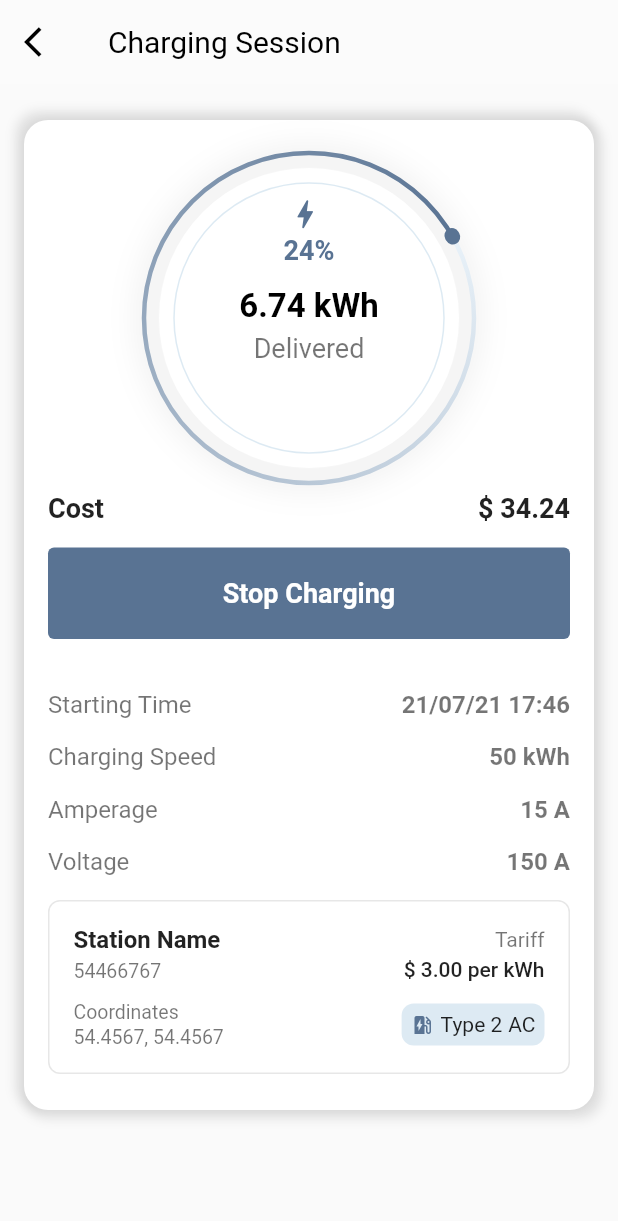
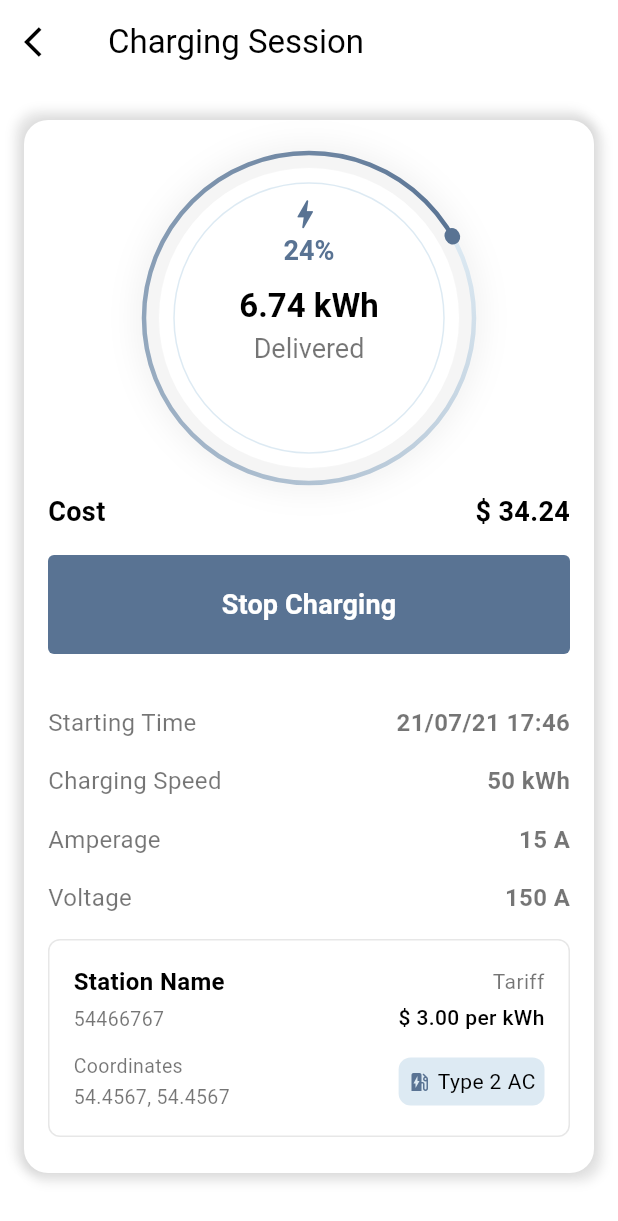
Before and after one commit to extrawest/evc_google_maps_demo, a Flutter app: the screen it shows after launch, after a tap on the "star" icon, after a tap on the "electric bolt" icon, on a phone screen of 412 x 824 dp. Shown: the top 1221 px of the screen. Run offline on Flutter 3.47's test engine with Material 2 defaults, Android fonts, the phone set to English and light mode, and no system bars; our stand-ins replace connectivity_plus, dio, equatable, firebase_auth, firebase_core, flutter_bloc and 5 more; missing offline and left inert: google_maps_cluster_manager; accounts and stored records are empty; generated files the repository leaves out were written again; network calls fail.

Commit message:
resolving pr comments 2

```diff
--- /dev/null
+++ b/lib/common/theme.dart
@@ -0,0 +1,46 @@
+import 'package:flutter/material.dart';
+
+const Color greyBlue = Color(0xff597393);
+const Color greyWhite = Color(0xffDDEAF3);
+const Color busyColor = Color(0xFFF2C94C);
+const Color availableColor = Color(0xFF37D858);
+const Color offlineColor = Color(0xFFEB5757);
+const Color nullColor = Color(0xFF222733);
+
+class TextStyles {
+  static const notifierTextLabel = TextStyle(
+    fontSize: 26,
+    fontStyle: FontStyle.normal,
+    fontWeight: FontWeight.w300,
+  );
+}
+
+ThemeData darkTheme = ThemeData(
+  useMaterial3: true,
+  primaryColor: Colors.black,
+  primarySwatch: Colors.deepPurple,
+  backgroundColor: greyBlue,
+  colorScheme: ColorScheme.dark(primary: Colors.grey.shade200),
+  floatingActionButtonTheme: const FloatingActionButtonThemeData(foregroundColor: Colors.black),
+  dividerColor: Colors.black12,
+  textTheme: const TextTheme(
+    displayMedium: TextStyle(fontSize: 72.0, fontWeight: FontWeight.bold),
+    titleMedium: TextStyle(fontSize: 22.0, fontStyle: FontStyle.italic),
+    bodySmall: TextStyle(fontSize: 14.0),
+  ),
+);
+
+ThemeData lightTheme = ThemeData(
+  useMaterial3: true,
+  primaryColor: Colors.white,
+  primarySwatch: Colors.blue,
+  backgroundColor: greyWhite,
+  colorScheme: const ColorScheme.light(primary: Colors.black54),
+  floatingActionButtonTheme: const FloatingActionButtonThemeData(foregroundColor: Colors.white),
+  dividerColor: Colors.white54,
+  textTheme: const TextTheme(
+    displayMedium: TextStyle(fontSize: 72.0, fontWeight: FontWeight.bold),
+    titleMedium: TextStyle(fontSize: 22.0, fontStyle: FontStyle.italic),
+    bodySmall: TextStyle(fontSize: 14.0),
+  ),
+);
--- a/lib/common/ui/widgets/app_floating_action_button.dart
+++ b/lib/common/ui/widgets/app_floating_action_button.dart
@@ -9,7 +9,7 @@ class AppFloatingActionButton extends StatelessWidget {
   Widget build(BuildContext context) {
     return Container(
       decoration: BoxDecoration(
-        borderRadius: BorderRadius.circular(34),
+        borderRadius: BorderRadius.circular(32),
         boxShadow: [
           BoxShadow(
             color: Colors.grey.withOpacity(0.15),
@@ -25,6 +25,7 @@ class AppFloatingActionButton extends StatelessWidget {
       child: FittedBox(
         child: FloatingActionButton(
           elevation: 0,
+          shape: const CircleBorder(),
           backgroundColor: Colors.white,
           child: const Icon(Icons.electric_bolt_rounded,color: Colors.grey),
           onPressed: () {
--- /dev/null
+++ b/lib/common/utils/api_domain_sneak_spot.dart
@@ -0,0 +1,3 @@
+class ApiDomainSneakSpot {
+  static const apiDomain = 'https://demo1721737.mockable.io/';
+}
--- /dev/null
+++ b/lib/common/utils/assets.dart
@@ -0,0 +1 @@
+const googleLogoAsset = 'assets/icons/google_logo.svg';
--- a/lib/features/account_feature/bloc/account_bloc.dart
+++ b/lib/features/account_feature/bloc/account_bloc.dart
@@ -2,6 +2,7 @@ import 'package:flutter_bloc/flutter_bloc.dart';
 import 'package:flutter_map_training/features/account_feature/bloc/account_event.dart';
 import 'package:flutter_map_training/features/account_feature/bloc/account_state.dart';
 
+import '../../../common/utils/logger.dart';
 import '../repository/account_repository.dart';
 
 class AccountBloc extends Bloc<AccountEvent, AccountState> {
@@ -20,7 +21,7 @@ class AccountBloc extends Bloc<AccountEvent, AccountState> {
       final user = await _accountRepository.signIn();
       emit(state.copyWith(userCredential: user));
     } catch (e) {
-      print(e);
+      log.severe(e);
     }
   }
 
@@ -32,7 +33,7 @@ class AccountBloc extends Bloc<AccountEvent, AccountState> {
       await _accountRepository.logOut();
       emit(state.copyWith(isSignedOut: true));
     } catch (e) {
-      print(e);
+      log.severe(e);
     }
   }
 }
--- a/lib/features/account_feature/screens/signin_screen.dart
+++ b/lib/features/account_feature/screens/signin_screen.dart
@@ -1,5 +1,6 @@
 import 'package:flutter/material.dart';
 import 'package:flutter_bloc/flutter_bloc.dart';
+import 'package:flutter_map_training/common/utils/assets.dart';
 import 'package:flutter_map_training/features/account_feature/bloc/bloc.dart';
 import 'package:flutter_svg/flutter_svg.dart';
 
@@ -44,7 +45,7 @@ class SignInScreen extends StatelessWidget {
               child: Row(
                 mainAxisSize: MainAxisSize.min,
                 children: [
-                  SvgPicture.asset('assets/icons/google_logo.svg',height: 24,),
+                  SvgPicture.asset(googleLogoAsset ,height: 24,),
                   const SizedBox(width: 20),
                   const Text('Sign Up with Google', style: TextStyle(fontSize: 16)),
                   const SizedBox(width: 20),
--- a/lib/features/account_feature/services/signup_service.dart
+++ b/lib/features/account_feature/services/signup_service.dart
@@ -18,7 +18,6 @@ class SignInServiceImpl implements SignInService {
     if(kIsWeb) {
       final googleProvider = GoogleAuthProvider();
 
-      googleProvider.addScope('https://www.googleapis.com/auth/contacts.readonly');
       googleProvider.setCustomParameters({
         'login_hint': 'user@example.com'
       });
--- a/lib/features/account_feature/widgets/account_info_field.dart
+++ b/lib/features/account_feature/widgets/account_info_field.dart
@@ -1,4 +1,6 @@
 import 'package:flutter/material.dart';
+
+import '../../../common/theme.dart';
 
 class AccountInfoFiled extends StatelessWidget {
   final String label;
@@ -30,7 +32,7 @@ class AccountInfoFiled extends StatelessWidget {
             padding: const EdgeInsets.all(16),
             decoration: BoxDecoration(
               borderRadius: BorderRadius.circular(16),
-              border: Border.all(color: Color(0xffDDEAF3)),
+              border: Border.all(color: greyWhite),
             ),
             child: Row(
               children: [
--- a/lib/features/stations_feature/bloc/stations_bloc.dart
+++ b/lib/features/stations_feature/bloc/stations_bloc.dart
@@ -3,6 +3,7 @@ import 'dart:async';
 import 'package:flutter_bloc/flutter_bloc.dart';
 import 'package:google_maps_flutter/google_maps_flutter.dart';
 
+import '../../../common/utils/logger.dart';
 import '../models/station_model.dart';
 import '../repository/station_repository.dart';
 import 'bloc.dart';
@@ -95,8 +96,9 @@ class StationsBloc extends Bloc<StationsEvent, StationsState> {
           zoom: 10,
         ),
       ));
-    } catch (_) {
+    } catch (error) {
       event.onLocationDenied();
+      log.severe(error);
     }
   }
 
--- a/lib/features/stations_feature/screens/search_screen.dart
+++ b/lib/features/stations_feature/screens/search_screen.dart
@@ -10,6 +10,7 @@ class SearchScreen extends StatelessWidget {
 
   @override
   Widget build(BuildContext context) {
+    final stationBloc = context.watch<StationsBloc>();
     return Scaffold(
       body: GestureDetector(
         behavior: HitTestBehavior.opaque,
@@ -30,8 +31,8 @@ class SearchScreen extends StatelessWidget {
                   ),
                 ),
                 const SizedBox(height: 16),
-                if (context.watch<StationsBloc>().state.searchQuery.isEmpty &&
-                    context.read<StationsBloc>().state.recentSearches.isNotEmpty)
+                if (stationBloc.state.searchQuery.isEmpty &&
+                    stationBloc.state.recentSearches.isNotEmpty)
                   const Padding(
                     padding: EdgeInsets.symmetric(horizontal: 16),
                     child: SizedBox(
--- a/lib/features/stations_feature/widgets/charging_card.dart
+++ b/lib/features/stations_feature/widgets/charging_card.dart
@@ -1,4 +1,5 @@
 import 'package:flutter/material.dart';
+import 'package:flutter_map_training/common/theme.dart';
 
 import 'charging_proggres_indicator.dart';
 
@@ -57,7 +58,7 @@ class ChargingCard extends StatelessWidget {
             onPressed: () {},
             style: TextButton.styleFrom(
               foregroundColor: Colors.white,
-              backgroundColor: const Color(0xFF597393),
+              backgroundColor: greyBlue,
               shape: RoundedRectangleBorder(
                 borderRadius: BorderRadius.circular(4),
               ),
@@ -179,14 +180,14 @@ class ChargingCard extends StatelessWidget {
                         vertical: 6,
                       ),
                       decoration: BoxDecoration(
-                        color: const Color(0xFFDDEAF3),
+                        color: greyWhite,
                         borderRadius: BorderRadius.circular(8),
                       ),
                       child: Row(
                         children: const [
                           Icon(
                             Icons.ev_station,
-                            color: Color(0xFF597393),
+                            color: greyBlue,
                             size: 16,
                           ),
                           SizedBox(width: 4),
--- a/lib/features/stations_feature/widgets/charging_proggres_indicator.dart
+++ b/lib/features/stations_feature/widgets/charging_proggres_indicator.dart
@@ -2,6 +2,7 @@ import 'dart:async';
 import 'dart:math';
 
 import 'package:flutter/material.dart';
+import 'package:flutter_map_training/common/theme.dart';
 
 double deg2rad(double deg) => deg * pi / 180;
 
@@ -70,7 +71,7 @@ class _ChargingProgressIndicatorPainter extends CustomPainter {
       radius,
       text: '${(percentage * 100).floor()}%',
       textStyle: const TextStyle(
-        color: Color(0xff597393),
+        color: greyBlue,
         fontSize: 18,
         fontWeight: FontWeight.bold,
       ),
@@ -103,7 +104,7 @@ class _ChargingProgressIndicatorPainter extends CustomPainter {
     _drawArc(canvas, center, radius + 10);
 
     final paint = Paint()
-      ..color = const Color(0xff597393)
+      ..color = greyBlue
       ..strokeWidth = 10
       ..strokeCap = StrokeCap.round
       ..style = PaintingStyle.stroke;
@@ -122,8 +123,8 @@ class _ChargingProgressIndicatorPainter extends CustomPainter {
       ..style = PaintingStyle.stroke
       ..shader = SweepGradient(
         colors: const [
-          Color(0xffE9F2F9),
-          Color(0xff597393),
+          greyWhite,
+          greyBlue,
         ],
         transform: GradientRotation(deg2rad(progress)),
       ).createShader(Rect.fromCircle(center: center, radius: radius));
@@ -142,7 +143,7 @@ class _ChargingProgressIndicatorPainter extends CustomPainter {
         text: String.fromCharCode(icon.codePoint),
         style: TextStyle(
           fontSize: 25,
-          color: const Color(0xff597393),
+          color: greyBlue,
           fontFamily: icon.fontFamily,
         ),
       )
@@ -196,7 +197,7 @@ class _ChargingProgressIndicatorPainter extends CustomPainter {
       center,
       radius - 10,
       Paint()
-        ..color = const Color(0xffDDEAF3)
+        ..color = greyWhite
         ..style = PaintingStyle.stroke
         ..strokeWidth = 1,
     );
--- a/lib/features/stations_feature/widgets/search_bar.dart
+++ b/lib/features/stations_feature/widgets/search_bar.dart
@@ -3,6 +3,7 @@ import 'dart:io' show Platform;
 import 'package:flutter/foundation.dart' show kIsWeb;
 import 'package:flutter/material.dart';
 import 'package:flutter_bloc/flutter_bloc.dart';
+import 'package:flutter_map_training/common/theme.dart';
 import 'package:flutter_map_training/features/stations_feature/bloc/bloc.dart';
 
 class SearchBar extends StatelessWidget {
@@ -23,7 +24,7 @@ class SearchBar extends StatelessWidget {
       decoration: BoxDecoration(
         color: Colors.white,
         borderRadius: BorderRadius.circular(16),
-        border: Border.all(color: const Color(0xffDDEAF3)),
+        border: Border.all(color: greyWhite),
       ),
       child: Row(
         children: [
--- a/lib/main.dart
+++ b/lib/main.dart
@@ -3,6 +3,8 @@ import 'package:firebase_core/firebase_core.dart';
 import 'package:flutter/material.dart';
 import 'package:flutter_bloc/flutter_bloc.dart';
 import 'package:flutter_map_training/common/routes.dart';
+import 'package:flutter_map_training/common/theme.dart';
+import 'package:flutter_map_training/common/utils/api_domain_sneak_spot.dart';
 import 'package:flutter_map_training/common/utils/logger.dart';
 import 'package:flutter_map_training/features/account_feature/services/signup_service.dart';
 import 'package:flutter_map_training/features/wallet_feature/repository/wallet_repository.dart';
@@ -46,8 +48,7 @@ class RepositoryHolder extends StatelessWidget {
         RepositoryProvider(
           create: (context) => StationRepositoryImpl(
             stationApiService: StationsApiServiceImpl(
-              //TODO: hide endpoint
-              ApiClientImpl(apiDomain: 'https://demo1721737.mockable.io/'),
+              ApiClientImpl(apiDomain: ApiDomainSneakSpot.apiDomain),
             ),
             locationService: LocationServiceImpl(),
           ),
@@ -55,8 +56,7 @@ class RepositoryHolder extends StatelessWidget {
         RepositoryProvider(
           create: (context) => WalletRepositoryImpl(
             walletService: WalletServiceImpl(
-              //TODO: hide endpoint
-              ApiClientImpl(apiDomain: 'https://demo1721737.mockable.io/'),
+              ApiClientImpl(apiDomain: ApiDomainSneakSpot.apiDomain),
             ),
           ),
         ),
@@ -86,6 +86,7 @@ class StationsApp extends StatelessWidget {
         title: 'Stations App',
         initialRoute: homeScreenPath,
         routes: routes,
+        theme: lightTheme,
       ),
     );
   }
```
Also changed, not shown: lib/features/stations_feature/widgets/selected_station_modal.dart (+5 -4 lines), lib/features/stations_feature/widgets/stations_map.dart (+5 -4 lines), lib/features/wallet_feature/widgets/wallet_list.dart (+3 -37 lines), 2 other files.
